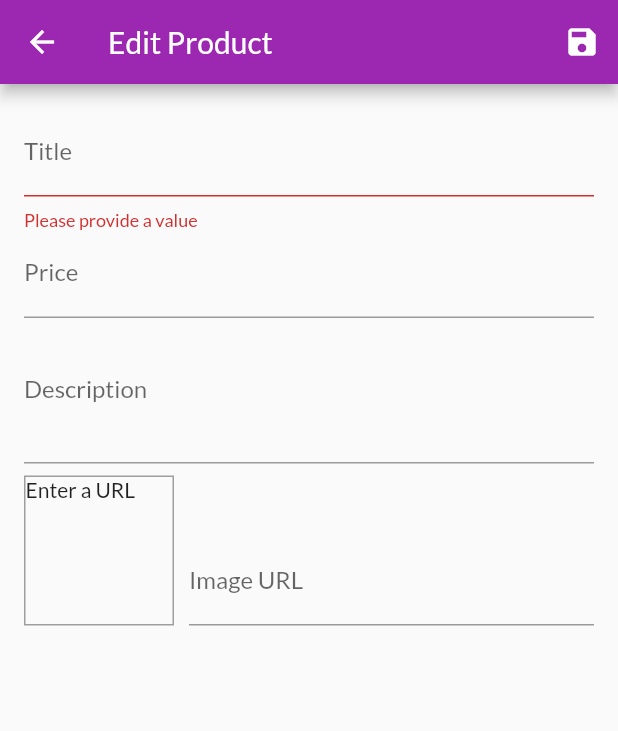
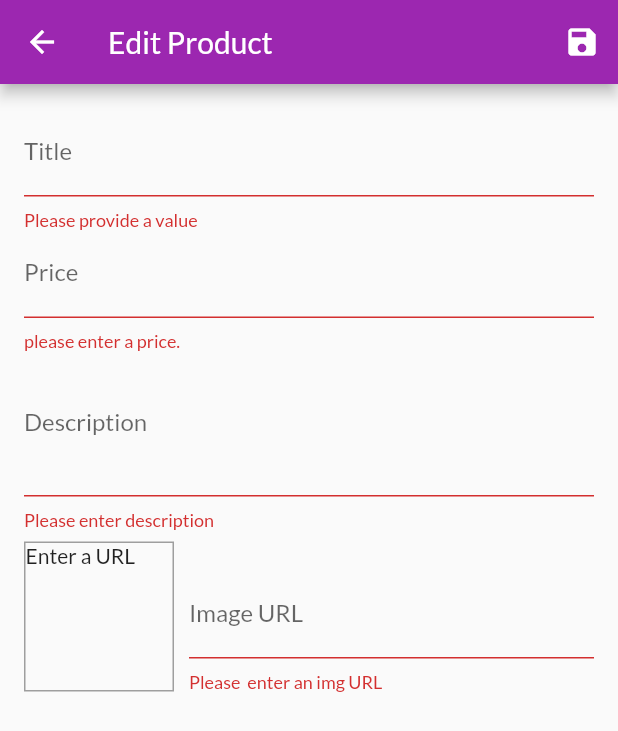
Before and after one commit to MohamedAlyLoutfy/Shop_app, a Flutter app: the EditProductScreen screen opened by its route, after a tap on the "save" icon, on a phone screen of 412 x 824 dp. Shown: the top 731 px of the screen. Run offline on Flutter 3.47's test engine with Material 2 defaults, Android fonts, the phone set to English and light mode, and no system bars; network calls fail.

Commit message:
Adding validations to all inputs

```diff
--- a/lib/screens/edit_product_screen.dart
+++ b/lib/screens/edit_product_screen.dart
@@ -37,8 +37,18 @@ class _EditProductScreenState extends State<EditProductScreen> {
     super.dispose();
   }
   void _updateImageUrl(){
+
     //when lose focus on text field of imgurl show the img
     if(!_imageUrlFocusNode.hasFocus){
+      //if not valid don't show anything
+      if(
+      (!_imageUrlController.text.startsWith('http')&&
+      !_imageUrlController.text.startsWith('https'))||
+      (!_imageUrlController.text.endsWith('.png')&&
+      !_imageUrlController.text.endsWith('jpg')&&
+      !_imageUrlController.text.endsWith('jpeg')
+      )
+      ){return;}
       setState(() {
 
       });
@@ -106,6 +116,21 @@ class _EditProductScreenState extends State<EditProductScreen> {
                onFieldSubmitted: (_){
                 FocusScope.of(context).requestFocus(_descriptionFocusNode);
               },
+              validator:(value){
+                if (value.isEmpty){
+                  return 'please enter a price.';
+
+                }
+                if(double.tryParse(value)==null){
+                  return 'please enter a valid number';
+                }
+                if(double.parse(value)<=0){
+                  return 'please a number greater than zero';
+
+                }
+                return null;
+
+              } ,
                 onSaved: (value){
                 _editProduct=Product(
                 id: null,
@@ -122,6 +147,16 @@ class _EditProductScreenState extends State<EditProductScreen> {
               maxLines: 3,
               keyboardType: TextInputType.multiline,
               focusNode: _descriptionFocusNode,
+              validator: (value){
+                if(value.isEmpty){
+                  return 'Please enter description';
+
+                }
+                if(value.length<10){
+                  return 'Should be at least 10 characters long';
+                }
+                return null;
+              },
                 onSaved: (value){
                 _editProduct=Product(
                 id: null,
@@ -167,7 +202,20 @@ class _EditProductScreenState extends State<EditProductScreen> {
                               onFieldSubmitted: (_){
                                 _saveForm();
                               },
-                               onSaved: (value){
+                validator: (value){
+                  if(value.isEmpty){
+                    return 'Please  enter an img URL';
+                  }
+                  if(!value.startsWith('http') && !value.startsWith('https')){
+                    return 'Please enter a vaild URL';
+                  }
+                  if(!value.endsWith('.png')&&!value.endsWith('jpg')&&!value.endsWith('jpeg')){
+                    return 'Please enter a valid img URL';
+                  }
+
+                  return null;
+                },
+                onSaved: (value){
                 _editProduct=Product(
                 id: null,
                 title: _editProduct.title,
```
